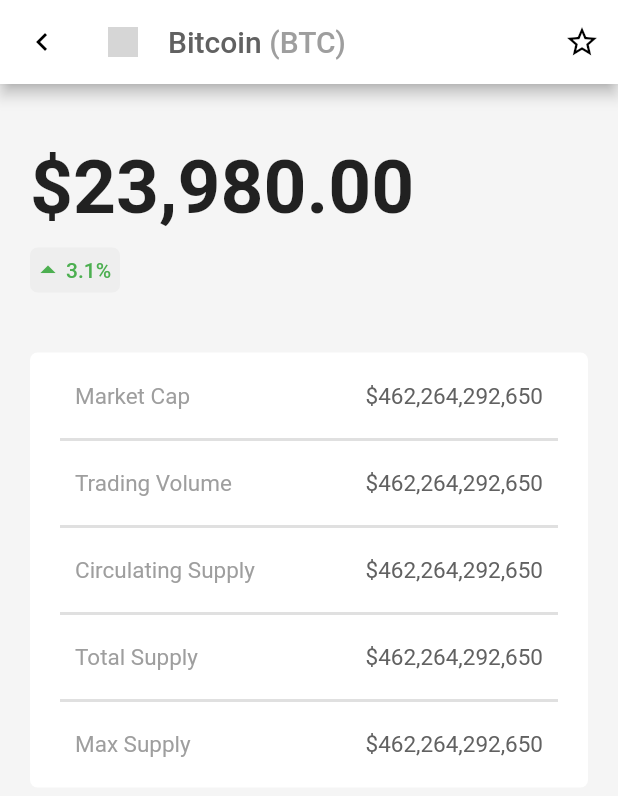
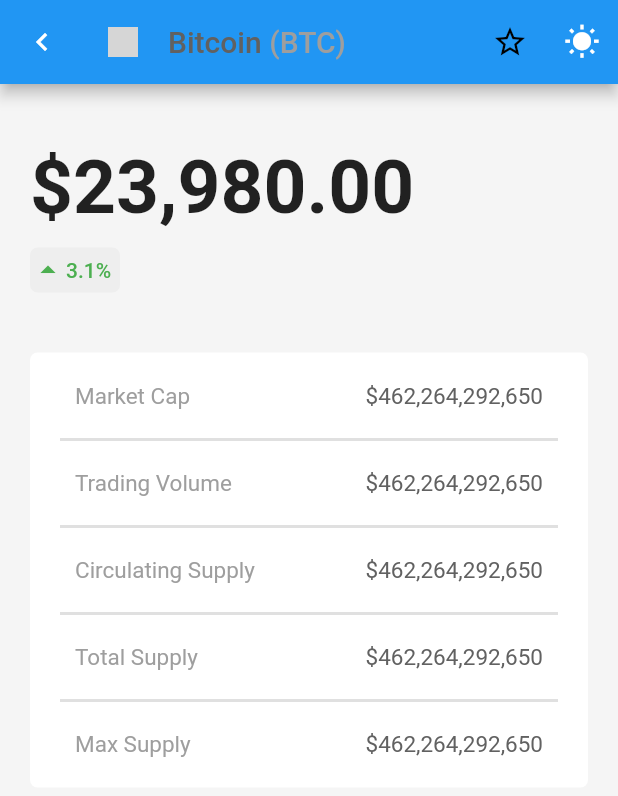
Before and after one commit to ariessa-deriv/cryptmark, a Flutter app: the CoinDetail screen opened by its route, on a phone screen of 412 x 824 dp. Shown: the top 796 px of the screen. Run offline on Flutter 3.47's test engine with Material 2 defaults, Android fonts, the phone set to English and light mode, and no system bars; our stand-ins replace flutter_bloc, shared_preferences; accounts and stored records are empty; network calls fail; statements that could not run were skipped; grey boxes are pictures that could not be loaded.

Commit message:
navigation to coin detail page

```diff
--- a/lib/pages/coin_detail_page.dart
+++ b/lib/pages/coin_detail_page.dart
@@ -1,6 +1,9 @@
 import 'package:cryptmark/widgets/application_bar.dart';
 import 'package:cryptmark/widgets/bottom_navigation_bar.dart';
 import 'package:flutter/material.dart';
+import 'package:provider/provider.dart';
+
+import '../theme/theme_model.dart';
 
 class CoinDetail extends StatefulWidget {
   const CoinDetail({Key? key}) : super(key: key);
@@ -99,6 +102,8 @@ class _CoinDetailState extends State<CoinDetail> {
 
   @override
   Widget build(BuildContext context) {
+    return Consumer(
+      builder: (context, ThemeModel themeNotifier, child) {
         return Scaffold(
           backgroundColor: Colors.grey.shade100,
           appBar: AppBar(
@@ -114,17 +119,18 @@ class _CoinDetailState extends State<CoinDetail> {
                 Text("Bitcoin",
                     textAlign: TextAlign.center,
                     style: TextStyle(
-                    fontWeight: FontWeight.w500, color: Colors.grey.shade700)),
+                        fontWeight: FontWeight.w500,
+                        color: Colors.grey.shade700)),
                 SizedBox(
                   width: 5,
                 ),
                 Text("(BTC)",
                     textAlign: TextAlign.center,
                     style: TextStyle(
-                    fontWeight: FontWeight.w500, color: Colors.grey.shade500)),
+                        fontWeight: FontWeight.w500,
+                        color: Colors.grey.shade500)),
               ],
             ),
-        backgroundColor: Colors.white,
             actions: [
               IconButton(
                 icon: Icon(
@@ -132,14 +138,25 @@ class _CoinDetailState extends State<CoinDetail> {
                   color: Colors.black,
                 ),
                 onPressed: () {},
-          )
+              ),
+              IconButton(
+                  onPressed: () {
+                    themeNotifier.isDark
+                        ? themeNotifier.isDark = false
+                        : themeNotifier.isDark = true;
+                  },
+                  icon: Icon(themeNotifier.isDark
+                      ? Icons.nightlight_rounded
+                      : Icons.wb_sunny))
             ],
             leading: IconButton(
               icon: Icon(
                 Icons.keyboard_arrow_left,
-            color: Colors.black,
+                color: Colors.white,
               ),
-          onPressed: () {},
+              onPressed: () {
+                Navigator.pop(context);
+              },
             ),
           ),
           body: Column(
@@ -198,7 +215,8 @@ class _CoinDetailState extends State<CoinDetail> {
                 margin: EdgeInsets.all(20),
                 padding: EdgeInsets.all(20.0),
                 decoration: BoxDecoration(
-                borderRadius: BorderRadius.circular(5), color: Colors.white),
+                    borderRadius: BorderRadius.circular(5),
+                    color: Colors.white),
                 child: Column(
                     crossAxisAlignment: CrossAxisAlignment.start,
                     mainAxisSize: MainAxisSize.min,
@@ -325,6 +343,8 @@ class _CoinDetailState extends State<CoinDetail> {
               )
             ],
           ),
+        );
+      },
     );
   }
 }
```
Also changed, not shown: lib/pages/home_page.dart (+36 -13 lines). Lines whose indentation alone changed are shown as unchanged.
